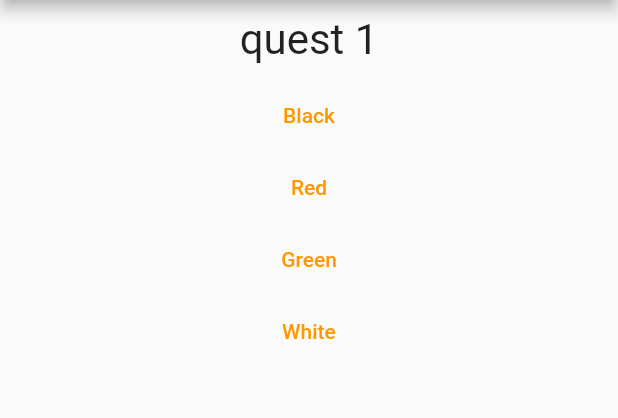
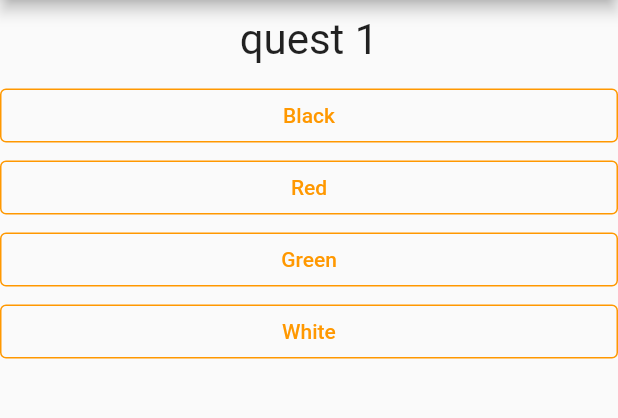
Before and after one commit to Lionel-P-Ablus/demo_01, a Flutter app: the screen it shows after launch, on a phone screen of 412 x 824 dp, the part 84-502 px from its top. Run offline on Flutter 3.47's test engine with Material 2 defaults, Android fonts, the phone set to English and light mode, and no system bars.

Commit message:
OutlinedButton

```diff
--- a/lib/answer.dart
+++ b/lib/answer.dart
@@ -10,9 +10,10 @@ class Answer extends StatelessWidget {
   Widget build(BuildContext context) {
     return Container(
       width: double.infinity,
-      child: TextButton(
-        style: TextButton.styleFrom(
+      child: OutlinedButton(
+        style: OutlinedButton.styleFrom(
           primary: Colors.orange,
+          side: BorderSide(color: Colors.orange)
         ),
         child: Text(answerText),
         onPressed: selectHandler,
```
